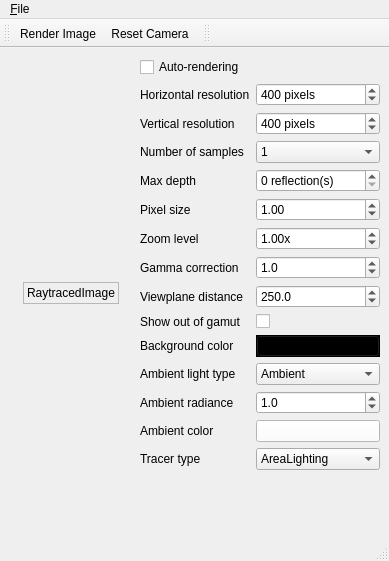
Above: lib/mainwindow.ui from thiagowfx/raytracer-lcg-2014 before the change. Below: the same form after it.
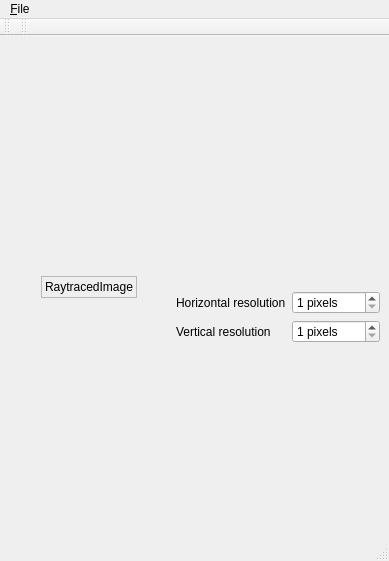
That is the form after the change. Icons and pictures are not drawn.

What changed in the file:
```diff
--- a/lib/mainwindow.ui
+++ b/lib/mainwindow.ui
@@ -37,16 +37,6 @@
       </property>
      </widget>
     </item>
-    <item row="0" column="1">
-     <widget class="QCheckBox" name="autoRenderingCheckBox">
-      <property name="enabled">
-       <bool>true</bool>
-      </property>
-      <property name="text">
-       <string>Auto-rendering</string>
-      </property>
-     </widget>
-    </item>
     <item row="1" column="1">
      <layout class="QFormLayout" name="formLayout">
       <property name="fieldGrowthPolicy">
@@ -68,14 +58,11 @@
          <number>1</number>
         </property>
         <property name="maximum">
-         <number>800</number>
+         <number>1000</number>
         </property>
         <property name="singleStep">
          <number>10</number>
         </property>
-        <property name="value">
-         <number>400</number>
-        </property>
        </widget>
       </item>
       <item row="1" column="0">
@@ -85,1162 +72,6 @@
         </property>
        </widget>
       </item>
-      <item row="2" column="0">
-       <widget class="QLabel" name="label_3">
-        <property name="text">
-         <string>Number of samples</string>
-        </property>
-       </widget>
-      </item>
-      <item row="4" column="0">
-       <widget class="QLabel" name="label_4">
-        <property name="text">
-         <string>Pixel size</string>
-        </property>
-       </widget>
-      </item>
-      <item row="4" column="1">
-       <widget class="QDoubleSpinBox" name="pixelSizeDoubleSpinBox">
-        <property name="minimum">
-         <double>0.050000000000000</double>
-        </property>
-        <property name="maximum">
-         <double>10.000000000000000</double>
-        </property>
-        <property name="singleStep">
-         <double>0.050000000000000</double>
-        </property>
-        <property name="value">
-         <double>1.000000000000000</double>
-        </property>
-       </widget>
-      </item>
-      <item row="5" column="0">
-       <widget class="QLabel" name="label_11">
-        <property name="text">
-         <string>Zoom level</string>
-        </property>
-       </widget>
-      </item>
-      <item row="5" column="1">
-       <widget class="QDoubleSpinBox" name="zoomDoubleSpinBox">
-        <property name="suffix">
-         <string>x</string>
-        </property>
-        <property name="minimum">
-         <double>0.010000000000000</double>
-        </property>
-        <property name="maximum">
-         <double>100.000000000000000</double>
-        </property>
-        <property name="value">
-         <double>1.000000000000000</double>
-        </property>
-       </widget>
-      </item>
-      <item row="6" column="0">
-       <widget class="QLabel" name="label_5">
-        <property name="text">
-         <string>Gamma correction</string>
-        </property>
-       </widget>
-      </item>
-      <item row="7" column="0">
-       <widget class="QLabel" name="label_12">
-        <property name="text">
-         <string>Viewplane distance</string>
-        </property>
-       </widget>
-      </item>
-      <item row="7" column="1">
-       <widget class="QDoubleSpinBox" name="viewPlaneDistanceDoubleSpinBox">
-        <property name="decimals">
-         <number>1</number>
-        </property>
-        <property name="minimum">
-         <double>1.000000000000000</double>
-        </property>
-        <property name="maximum">
-         <double>1000.000000000000000</double>
-        </property>
-        <property name="singleStep">
-         <double>5.000000000000000</double>
-        </property>
-        <property name="value">
-         <double>250.000000000000000</double>
-        </property>
-       </widget>
-      </item>
-      <item row="8" column="0">
-       <widget class="QLabel" name="label_9">
-        <property name="text">
-         <string>Show out of gamut</string>
-        </property>
-       </widget>
-      </item>
-      <item row="8" column="1">
-       <widget class="QCheckBox" name="outOfGamutCheckBox">
-        <property name="text">
-         <string/>
-        </property>
-       </widget>
-      </item>
-      <item row="9" column="0">
-       <widget class="QLabel" name="label_6">
-        <property name="text">
-         <string>Background color</string>
-        </property>
-       </widget>
-      </item>
-      <item row="9" column="1">
-       <widget class="QPushButton" name="backgroundColorPushButton">
-        <property name="palette">
-         <palette>
-          <active>
-           <colorrole role="WindowText">
-            <brush brushstyle="SolidPattern">
-             <color alpha="255">
-              <red>255</red>
-              <green>255</green>
-              <blue>255</blue>
-             </color>
-            </brush>
-           </colorrole>
-           <colorrole role="Button">
-            <brush brushstyle="SolidPattern">
-             <color alpha="255">
-              <red>0</red>
-              <green>0</green>
-              <blue>0</blue>
-             </color>
-            </brush>
-           </colorrole>
-           <colorrole role="Light">
-            <brush brushstyle="SolidPattern">
-             <color alpha="255">
-              <red>0</red>
-              <green>0</green>
-              <blue>0</blue>
-             </color>
-            </brush>
-           </colorrole>
-           <colorrole role="Midlight">
-            <brush brushstyle="SolidPattern">
-             <color alpha="255">
-              <red>0</red>
-              <green>0</green>
-              <blue>0</blue>
-             </color>
-            </brush>
-           </colorrole>
-           <colorrole role="Dark">
-            <brush brushstyle="SolidPattern">
-             <color alpha="255">
-              <red>0</red>
-              <green>0</green>
-              <blue>0</blue>
-             </color>
-            </brush>
-           </colorrole>
-           <colorrole role="Mid">
-            <brush brushstyle="SolidPattern">
-             <color alpha="255">
-              <red>0</red>
-              <green>0</green>
-              <blue>0</blue>
-             </color>
-            </brush>
-           </colorrole>
-           <colorrole role="Text">
-            <brush brushstyle="SolidPattern">
-             <color alpha="255">
-              <red>255</red>
-              <green>255</green>
-              <blue>255</blue>
-             </color>
-            </brush>
-           </colorrole>
-           <colorrole role="BrightText">
-            <brush brushstyle="SolidPattern">
-             <color alpha="255">
-              <red>255</red>
-              <green>255</green>
-              <blue>255</blue>
-             </color>
-            </brush>
-           </colorrole>
-           <colorrole role="ButtonText">
-            <brush brushstyle="SolidPattern">
-             <color alpha="255">
-              <red>255</red>
-              <green>255</green>
-              <blue>255</blue>
-             </color>
-            </brush>
-           </colorrole>
-           <colorrole role="Base">
-            <brush brushstyle="SolidPattern">
-             <color alpha="255">
-              <red>0</red>
-              <green>0</green>
-              <blue>0</blue>
-             </color>
-            </brush>
-           </colorrole>
-           <colorrole role="Window">
-            <brush brushstyle="SolidPattern">
-             <color alpha="255">
-              <red>0</red>
-              <green>0</green>
-              <blue>0</blue>
-             </color>
-            </brush>
-           </colorrole>
-           <colorrole role="Shadow">
-            <brush brushstyle="SolidPattern">
-             <color alpha="255">
-              <red>0</red>
-              <green>0</green>
-              <blue>0</blue>
-             </color>
-            </brush>
-           </colorrole>
-           <colorrole role="AlternateBase">
-            <brush brushstyle="SolidPattern">
-             <color alpha="255">
-              <red>0</red>
-              <green>0</green>
-              <blue>0</blue>
-             </color>
-            </brush>
-           </colorrole>
-           <colorrole role="ToolTipBase">
-            <brush brushstyle="SolidPattern">
-             <color alpha="255">
-              <red>255</red>
-              <green>255</green>
-              <blue>220</blue>
-             </color>
-            </brush>
-           </colorrole>
-           <colorrole role="ToolTipText">
-            <brush brushstyle="SolidPattern">
-             <color alpha="255">
-              <red>0</red>
-              <green>0</green>
-              <blue>0</blue>
-             </color>
-            </brush>
-           </colorrole>
-          </active>
-          <inactive>
-           <colorrole role="WindowText">
-            <brush brushstyle="SolidPattern">
-             <color alpha="255">
-              <red>255</red>
-              <green>255</green>
-              <blue>255</blue>
-             </color>
-            </brush>
-           </colorrole>
-           <colorrole role="Button">
-            <brush brushstyle="SolidPattern">
-             <color alpha="255">
-              <red>0</red>
-              <green>0</green>
-              <blue>0</blue>
-             </color>
-            </brush>
-           </colorrole>
-           <colorrole role="Light">
-            <brush brushstyle="SolidPattern">
-             <color alpha="255">
-              <red>0</red>
-              <green>0</green>
-              <blue>0</blue>
-             </color>
-            </brush>
-           </colorrole>
-           <colorrole role="Midlight">
-            <brush brushstyle="SolidPattern">
-             <color alpha="255">
-              <red>0</red>
-              <green>0</green>
-              <blue>0</blue>
-             </color>
-            </brush>
-           </colorrole>
-           <colorrole role="Dark">
-            <brush brushstyle="SolidPattern">
-             <color alpha="255">
-              <red>0</red>
-              <green>0</green>
-              <blue>0</blue>
-             </color>
-            </brush>
-           </colorrole>
-           <colorrole role="Mid">
-            <brush brushstyle="SolidPattern">
-             <color alpha="255">
-              <red>0</red>
-              <green>0</green>
-              <blue>0</blue>
-             </color>
-            </brush>
-           </colorrole>
-           <colorrole role="Text">
-            <brush brushstyle="SolidPattern">
-             <color alpha="255">
-              <red>255</red>
-              <green>255</green>
-              <blue>255</blue>
-             </color>
-            </brush>
-           </colorrole>
-           <colorrole role="BrightText">
-            <brush brushstyle="SolidPattern">
-             <color alpha="255">
-              <red>255</red>
-              <green>255</green>
-              <blue>255</blue>
-             </color>
-            </brush>
-           </colorrole>
-           <colorrole role="ButtonText">
-            <brush brushstyle="SolidPattern">
-             <color alpha="255">
-              <red>255</red>
-              <green>255</green>
-              <blue>255</blue>
-             </color>
-            </brush>
-           </colorrole>
-           <colorrole role="Base">
-            <brush brushstyle="SolidPattern">
-             <color alpha="255">
-              <red>0</red>
-              <green>0</green>
-              <blue>0</blue>
-             </color>
-            </brush>
-           </colorrole>
-           <colorrole role="Window">
-            <brush brushstyle="SolidPattern">
-             <color alpha="255">
-              <red>0</red>
-              <green>0</green>
-              <blue>0</blue>
-             </color>
-            </brush>
-           </colorrole>
-           <colorrole role="Shadow">
-            <brush brushstyle="SolidPattern">
-             <color alpha="255">
-              <red>0</red>
-              <green>0</green>
-              <blue>0</blue>
-             </color>
-            </brush>
-           </colorrole>
-           <colorrole role="AlternateBase">
-            <brush brushstyle="SolidPattern">
-             <color alpha="255">
-              <red>0</red>
-              <green>0</green>
-              <blue>0</blue>
-             </color>
-            </brush>
-           </colorrole>
-           <colorrole role="ToolTipBase">
-            <brush brushstyle="SolidPattern">
-             <color alpha="255">
-              <red>255</red>
-              <green>255</green>
-              <blue>220</blue>
-             </color>
-            </brush>
-           </colorrole>
-           <colorrole role="ToolTipText">
-            <brush brushstyle="SolidPattern">
-             <color alpha="255">
-              <red>0</red>
-              <green>0</green>
-              <blue>0</blue>
-             </color>
-            </brush>
-           </colorrole>
-          </inactive>
-          <disabled>
-           <colorrole role="WindowText">
-            <brush brushstyle="SolidPattern">
-             <color alpha="255">
-              <red>0</red>
-              <green>0</green>
-              <blue>0</blue>
-             </color>
-            </brush>
-           </colorrole>
-           <colorrole role="Button">
-            <brush brushstyle="SolidPattern">
-             <color alpha="255">
-              <red>0</red>
-              <green>0</green>
-              <blue>0</blue>
-             </color>
-            </brush>
-           </colorrole>
-           <colorrole role="Light">
-            <brush brushstyle="SolidPattern">
-             <color alpha="255">
-              <red>0</red>
-              <green>0</green>
-              <blue>0</blue>
-             </color>
-            </brush>
-           </colorrole>
-           <colorrole role="Midlight">
-            <brush brushstyle="SolidPattern">
-             <color alpha="255">
-              <red>0</red>
-              <green>0</green>
-              <blue>0</blue>
-             </color>
-            </brush>
-           </colorrole>
-           <colorrole role="Dark">
-            <brush brushstyle="SolidPattern">
-             <color alpha="255">
-              <red>0</red>
-              <green>0</green>
-              <blue>0</blue>
-             </color>
-            </brush>
-           </colorrole>
-           <colorrole role="Mid">
-            <brush brushstyle="SolidPattern">
-             <color alpha="255">
-              <red>0</red>
-              <green>0</green>
-              <blue>0</blue>
-             </color>
-            </brush>
-           </colorrole>
-           <colorrole role="Text">
-            <brush brushstyle="SolidPattern">
-             <color alpha="255">
-              <red>0</red>
-              <green>0</green>
-              <blue>0</blue>
-             </color>
-            </brush>
-           </colorrole>
-           <colorrole role="BrightText">
-            <brush brushstyle="SolidPattern">
-             <color alpha="255">
-              <red>255</red>
-              <green>255</green>
-              <blue>255</blue>
-             </color>
-            </brush>
-           </colorrole>
-           <colorrole role="ButtonText">
-            <brush brushstyle="SolidPattern">
-             <color alpha="255">
-              <red>0</red>
-              <green>0</green>
-              <blue>0</blue>
-             </color>
-            </brush>
-           </colorrole>
-           <colorrole role="Base">
-            <brush brushstyle="SolidPattern">
-             <color alpha="255">
-              <red>0</red>
-              <green>0</green>
-              <blue>0</blue>
-             </color>
-            </brush>
-           </colorrole>
-           <colorrole role="Window">
-            <brush brushstyle="SolidPattern">
-             <color alpha="255">
-              <red>0</red>
-              <green>0</green>
-              <blue>0</blue>
-             </color>
-            </brush>
-           </colorrole>
-           <colorrole role="Shadow">
-            <brush brushstyle="SolidPattern">
-             <color alpha="255">
-              <red>0</red>
-              <green>0</green>
-              <blue>0</blue>
-             </color>
-            </brush>
-           </colorrole>
-           <colorrole role="AlternateBase">
-            <brush brushstyle="SolidPattern">
-             <color alpha="255">
-              <red>0</red>
-              <green>0</green>
-              <blue>0</blue>
-             </color>
-            </brush>
-           </colorrole>
-           <colorrole role="ToolTipBase">
-            <brush brushstyle="SolidPattern">
-             <color alpha="255">
-              <red>255</red>
-              <green>255</green>
-              <blue>220</blue>
-             </color>
-            </brush>
-           </colorrole>
-           <colorrole role="ToolTipText">
-            <brush brushstyle="SolidPattern">
-             <color alpha="255">
-              <red>0</red>
-              <green>0</green>
-              <blue>0</blue>
-             </color>
-            </brush>
-           </colorrole>
-          </disabled>
-         </palette>
-        </property>
-        <property name="autoFillBackground">
-         <bool>true</bool>
-        </property>
-        <property name="text">
-         <string/>
-        </property>
-       </widget>
-      </item>
-      <item row="11" column="0">
-       <widget class="QLabel" name="label_7">
-        <property name="text">
-         <string>Ambient radiance</string>
-        </property>
-       </widget>
-      </item>
-      <item row="11" column="1">
-       <widget class="QDoubleSpinBox" name="ambientRadianceDoubleSpinBox">
-        <property name="decimals">
-         <number>1</number>
-        </property>
-        <property name="minimum">
-         <double>0.100000000000000</double>
-        </property>
-        <property name="maximum">
-         <double>10.000000000000000</double>
-        </property>
-        <property name="singleStep">
-         <double>0.100000000000000</double>
-        </property>
-        <property name="value">
-         <double>1.000000000000000</double>
-        </property>
-       </widget>
-      </item>
-      <item row="12" column="0">
-       <widget class="QLabel" name="label_10">
-        <property name="text">
-         <string>Ambient color</string>
-        </property>
-       </widget>
-      </item>
-      <item row="12" column="1">
-       <widget class="QPushButton" name="ambientColorPushButton">
-        <property name="palette">
-         <palette>
-          <active>
-           <colorrole role="WindowText">
-            <brush brushstyle="SolidPattern">
-             <color alpha="255">
-              <red>0</red>
-              <green>0</green>
-              <blue>0</blue>
-             </color>
-            </brush>
-           </colorrole>
-           <colorrole role="Button">
-            <brush brushstyle="SolidPattern">
-             <color alpha="255">
-              <red>255</red>
-              <green>255</green>
-              <blue>255</blue>
-             </color>
-            </brush>
-           </colorrole>
-           <colorrole role="Light">
-            <brush brushstyle="SolidPattern">
-             <color alpha="255">
-              <red>255</red>
-              <green>255</green>
-              <blue>255</blue>
-             </color>
-            </brush>
-           </colorrole>
-           <colorrole role="Midlight">
-            <brush brushstyle="SolidPattern">
-             <color alpha="255">
-              <red>255</red>
-              <green>255</green>
-              <blue>255</blue>
-             </color>
-            </brush>
-           </colorrole>
-           <colorrole role="Dark">
-            <brush brushstyle="SolidPattern">
-             <color alpha="255">
-              <red>127</red>
-              <green>127</green>
-              <blue>127</blue>
-             </color>
-            </brush>
-           </colorrole>
-           <colorrole role="Mid">
-            <brush brushstyle="SolidPattern">
-             <color alpha="255">
-              <red>170</red>
-              <green>170</green>
-              <blue>170</blue>
-             </color>
-            </brush>
-           </colorrole>
-           <colorrole role="Text">
-            <brush brushstyle="SolidPattern">
-             <color alpha="255">
-              <red>0</red>
-              <green>0</green>
-              <blue>0</blue>
-             </color>
-            </brush>
-           </colorrole>
-           <colorrole role="BrightText">
-            <brush brushstyle="SolidPattern">
-             <color alpha="255">
-              <red>255</red>
-              <green>255</green>
-              <blue>255</blue>
-             </color>
-            </brush>
-           </colorrole>
-           <colorrole role="ButtonText">
-            <brush brushstyle="SolidPattern">
-             <color alpha="255">
-              <red>0</red>
-              <green>0</green>
-              <blue>0</blue>
-             </color>
-            </brush>
-           </colorrole>
-           <colorrole role="Base">
-            <brush brushstyle="SolidPattern">
-             <color alpha="255">
-              <red>255</red>
-              <green>255</green>
-              <blue>255</blue>
-             </color>
-            </brush>
-           </colorrole>
-           <colorrole role="Window">
-            <brush brushstyle="SolidPattern">
-             <color alpha="255">
-              <red>255</red>
-              <green>255</green>
-              <blue>255</blue>
-             </color>
-            </brush>
-           </colorrole>
-           <colorrole role="Shadow">
-            <brush brushstyle="SolidPattern">
-             <color alpha="255">
-              <red>0</red>
-              <green>0</green>
-              <blue>0</blue>
-             </color>
-            </brush>
-           </colorrole>
-           <colorrole role="AlternateBase">
-            <brush brushstyle="SolidPattern">
-             <color alpha="255">
-              <red>255</red>
-              <green>255</green>
-              <blue>255</blue>
-             </color>
-            </brush>
-           </colorrole>
-           <colorrole role="ToolTipBase">
-            <brush brushstyle="SolidPattern">
-             <color alpha="255">
-              <red>255</red>
-              <green>255</green>
-              <blue>220</blue>
-             </color>
-            </brush>
-           </colorrole>
-           <colorrole role="ToolTipText">
-            <brush brushstyle="SolidPattern">
-             <color alpha="255">
-              <red>0</red>
-              <green>0</green>
-              <blue>0</blue>
-             </color>
-            </brush>
-           </colorrole>
-          </active>
-          <inactive>
-           <colorrole role="WindowText">
-            <brush brushstyle="SolidPattern">
-             <color alpha="255">
-              <red>0</red>
-              <green>0</green>
-              <blue>0</blue>
-             </color>
-            </brush>
-           </colorrole>
-           <colorrole role="Button">
-            <brush brushstyle="SolidPattern">
-             <color alpha="255">
-              <red>255</red>
-              <green>255</green>
-              <blue>255</blue>
-             </color>
-            </brush>
-           </colorrole>
-           <colorrole role="Light">
-            <brush brushstyle="SolidPattern">
-             <color alpha="255">
-              <red>255</red>
-              <green>255</green>
-              <blue>255</blue>
-             </color>
-            </brush>
-           </colorrole>
-           <colorrole role="Midlight">
-            <brush brushstyle="SolidPattern">
-             <color alpha="255">
-              <red>255</red>
-              <green>255</green>
-              <blue>255</blue>
-             </color>
-            </brush>
-           </colorrole>
-           <colorrole role="Dark">
-            <brush brushstyle="SolidPattern">
-             <color alpha="255">
-              <red>127</red>
-              <green>127</green>
-              <blue>127</blue>
-             </color>
-            </brush>
-           </colorrole>
-           <colorrole role="Mid">
-            <brush brushstyle="SolidPattern">
-             <color alpha="255">
-              <red>170</red>
-              <green>170</green>
-              <blue>170</blue>
-             </color>
-            </brush>
-           </colorrole>
-           <colorrole role="Text">
-            <brush brushstyle="SolidPattern">
-             <color alpha="255">
-              <red>0</red>
-              <green>0</green>
-              <blue>0</blue>
-             </color>
-            </brush>
-           </colorrole>
-           <colorrole role="BrightText">
-            <brush brushstyle="SolidPattern">
-             <color alpha="255">
-              <red>255</red>
-              <green>255</green>
-              <blue>255</blue>
-             </color>
-            </brush>
-           </colorrole>
-           <colorrole role="ButtonText">
-            <brush brushstyle="SolidPattern">
-             <color alpha="255">
-              <red>0</red>
-              <green>0</green>
-              <blue>0</blue>
-             </color>
-            </brush>
-           </colorrole>
-           <colorrole role="Base">
-            <brush brushstyle="SolidPattern">
-             <color alpha="255">
-              <red>255</red>
-              <green>255</green>
-              <blue>255</blue>
-             </color>
-            </brush>
-           </colorrole>
-           <colorrole role="Window">
-            <brush brushstyle="SolidPattern">
-             <color alpha="255">
-              <red>255</red>
-              <green>255</green>
-              <blue>255</blue>
-             </color>
-            </brush>
-           </colorrole>
-           <colorrole role="Shadow">
-            <brush brushstyle="SolidPattern">
-             <color alpha="255">
-              <red>0</red>
-              <green>0</green>
-              <blue>0</blue>
-             </color>
-            </brush>
-           </colorrole>
-           <colorrole role="AlternateBase">
-            <brush brushstyle="SolidPattern">
-             <color alpha="255">
-              <red>255</red>
-              <green>255</green>
-              <blue>255</blue>
-             </color>
-            </brush>
-           </colorrole>
-           <colorrole role="ToolTipBase">
-            <brush brushstyle="SolidPattern">
-             <color alpha="255">
-              <red>255</red>
-              <green>255</green>
-              <blue>220</blue>
-             </color>
-            </brush>
-           </colorrole>
-           <colorrole role="ToolTipText">
-            <brush brushstyle="SolidPattern">
-             <color alpha="255">
-              <red>0</red>
-              <green>0</green>
-              <blue>0</blue>
-             </color>
-            </brush>
-           </colorrole>
-          </inactive>
-          <disabled>
-           <colorrole role="WindowText">
-            <brush brushstyle="SolidPattern">
-             <color alpha="255">
-              <red>127</red>
-              <green>127</green>
-              <blue>127</blue>
-             </color>
-            </brush>
-           </colorrole>
-           <colorrole role="Button">
-            <brush brushstyle="SolidPattern">
-             <color alpha="255">
-              <red>255</red>
-              <green>255</green>
-              <blue>255</blue>
-             </color>
-            </brush>
-           </colorrole>
-           <colorrole role="Light">
-            <brush brushstyle="SolidPattern">
-             <color alpha="255">
-              <red>255</red>
-              <green>255</green>
-              <blue>255</blue>
-             </color>
-            </brush>
-           </colorrole>
-           <colorrole role="Midlight">
-            <brush brushstyle="SolidPattern">
-             <color alpha="255">
-              <red>255</red>
-              <green>255</green>
-              <blue>255</blue>
-             </color>
-            </brush>
-           </colorrole>
-           <colorrole role="Dark">
-            <brush brushstyle="SolidPattern">
-             <color alpha="255">
-              <red>127</red>
-              <green>127</green>
-              <blue>127</blue>
-             </color>
-            </brush>
-           </colorrole>
-           <colorrole role="Mid">
-            <brush brushstyle="SolidPattern">
-             <color alpha="255">
-              <red>170</red>
-              <green>170</green>
-              <blue>170</blue>
-             </color>
-            </brush>
-           </colorrole>
-           <colorrole role="Text">
-            <brush brushstyle="SolidPattern">
-             <color alpha="255">
-              <red>127</red>
-              <green>127</green>
-              <blue>127</blue>
-             </color>
-            </brush>
-           </colorrole>
-           <colorrole role="BrightText">
-            <brush brushstyle="SolidPattern">
-             <color alpha="255">
-              <red>255</red>
-              <green>255</green>
-              <blue>255</blue>
-             </color>
-            </brush>
-           </colorrole>
-           <colorrole role="ButtonText">
-            <brush brushstyle="SolidPattern">
-             <color alpha="255">
-              <red>127</red>
-              <green>127</green>
-              <blue>127</blue>
-             </color>
-            </brush>
-           </colorrole>
-           <colorrole role="Base">
-            <brush brushstyle="SolidPattern">
-             <color alpha="255">
-              <red>255</red>
-              <green>255</green>
-              <blue>255</blue>
-             </color>
-            </brush>
-           </colorrole>
-           <colorrole role="Window">
-            <brush brushstyle="SolidPattern">
-             <color alpha="255">
-              <red>255</red>
-              <green>255</green>
-              <blue>255</blue>
-             </color>
-            </brush>
-           </colorrole>
-           <colorrole role="Shadow">
-            <brush brushstyle="SolidPattern">
-             <color alpha="255">
-              <red>0</red>
-              <green>0</green>
-              <blue>0</blue>
-             </color>
-            </brush>
-           </colorrole>
-           <colorrole role="AlternateBase">
-            <brush brushstyle="SolidPattern">
-             <color alpha="255">
-              <red>255</red>
-              <green>255</green>
-              <blue>255</blue>
-             </color>
-            </brush>
-           </colorrole>
-           <colorrole role="ToolTipBase">
-            <brush brushstyle="SolidPattern">
-             <color alpha="255">
-              <red>255</red>
-              <green>255</green>
-              <blue>220</blue>
-             </color>
-            </brush>
-           </colorrole>
-           <colorrole role="ToolTipText">
-            <brush brushstyle="SolidPattern">
-             <color alpha="255">
-              <red>0</red>
-              <green>0</green>
-              <blue>0</blue>
-             </color>
-            </brush>
-           </colorrole>
-          </disabled>
-         </palette>
-        </property>
-        <property name="text">
-         <string/>
-        </property>
-       </widget>
-      </item>
-      <item row="13" column="0">
-       <widget class="QLabel" name="label_8">
-        <property name="text">
-         <string>Tracer type</string>
-        </property>
-       </widget>
-      </item>
-      <item row="13" column="1">
-       <widget class="QComboBox" name="tracerComboBox">
-        <item>
-         <property name="text">
-          <string>AreaLighting</string>
-         </property>
-        </item>
-        <item>
-         <property name="text">
-          <string>Whitted</string>
-         </property>
-        </item>
-        <item>
-         <property name="text">
-          <string>MultipleObjects</string>
-         </property>
-        </item>
-       </widget>
-      </item>
-      <item row="6" column="1">
-       <widget class="QDoubleSpinBox" name="gammaCorrectionDoubleSpinBox">
-        <property name="decimals">
-         <number>1</number>
-        </property>
-        <property name="minimum">
-         <double>0.100000000000000</double>
-        </property>
-        <property name="maximum">
-         <double>3.000000000000000</double>
-        </property>
-        <property name="singleStep">
-         <double>0.100000000000000</double>
-        </property>
-        <property name="value">
-         <double>1.000000000000000</double>
-        </property>
-       </widget>
-      </item>
-      <item row="10" column="0">
-       <widget class="QLabel" name="label_13">
-        <property name="text">
-         <string>Ambient light type</string>
-        </property>
-       </widget>
-      </item>
-      <item row="10" column="1">
-       <widget class="QComboBox" name="ambientLightComboBox">
-        <item>
-         <property name="text">
-          <string>Ambient</string>
-         </property>
-        </item>
-        <item>
-         <property name="text">
-          <string>AmbientOccluder</string>
-         </property>
-        </item>
-       </widget>
-      </item>
-      <item row="3" column="0">
-       <widget class="QLabel" name="label_14">
-        <property name="text">
-         <string>Max depth</string>
-        </property>
-       </widget>
-      </item>
-      <item row="3" column="1">
-       <widget class="QSpinBox" name="maxDepthSpinBox">
-        <property name="suffix">
-         <string> reflection(s)</string>
-        </property>
-        <property name="minimum">
-         <number>0</number>
-        </property>
-        <property name="maximum">
-         <number>30</number>
-        </property>
-        <property name="value">
-         <number>0</number>
-        </property>
-       </widget>
-      </item>
-      <item row="2" column="1">
-       <widget class="QComboBox" name="numberOfSamplesComboBox">
-        <property name="editable">
-         <bool>false</bool>
-        </property>
-        <property name="currentIndex">
-         <number>0</number>
-        </property>
-        <item>
-         <property name="text">
-          <string>1</string>
-         </property>
-        </item>
-        <item>
-         <property name="text">
-          <string>2</string>
-         </property>
-        </item>
-        <item>
-         <property name="text">
-          <string>3</string>
-         </property>
-        </item>
-        <item>
-         <property name="text">
-          <string>4</string>
-         </property>
-        </item>
-        <item>
-         <property name="text">
-          <string>8</string>
-         </property>
-        </item>
-        <item>
-         <property name="text">
-          <string>10</string>
-         </property>
-        </item>
-        <item>
-         <property name="text">
-          <string>16</string>
-         </property>
-        </item>
-        <item>
-         <property name="text">
-          <string>32</string>
-         </property>
-        </item>
-        <item>
-         <property name="text">
-          <string>64</string>
-         </property>
-        </item>
-        <item>
-         <property name="text">
-          <string>100</string>
-         </property>
-        </item>
-        <item>
-         <property name="text">
-          <string>128</string>
-         </property>
-        </item>
-        <item>
-         <property name="text">
-          <string>200</string>
-         </property>
-        </item>
-        <item>
-         <property name="text">
-          <string>256</string>
-         </property>
-        </item>
-        <item>
-         <property name="text">
-          <string>512</string>
-         </property>
-        </item>
-       </widget>
-      </item>
       <item row="1" column="1">
        <widget class="QSpinBox" name="verticalResolutionSpinBox">
         <property name="suffix">
@@ -1250,14 +81,11 @@
          <number>1</number>
         </property>
         <property name="maximum">
-         <number>800</number>
+         <number>1000</number>
         </property>
         <property name="singleStep">
          <number>10</number>
         </property>
-        <property name="value">
-         <number>400</number>
-        </property>
        </widget>
       </item>
      </layout>
@@ -1295,8 +123,6 @@
    <attribute name="toolBarBreak">
     <bool>false</bool>
    </attribute>
-   <addaction name="actionRender"/>
-   <addaction name="actionReset_camera"/>
   </widget>
   <widget class="QToolBar" name="toolBar_2">
    <property name="windowTitle">
@@ -1309,60 +135,6 @@
     <bool>false</bool>
    </attribute>
   </widget>
-  <action name="actionQuit">
-   <property name="icon">
-    <iconset resource="resources.qrc">
-     <normaloff>:/assets/assets/actions-dialog-close-icon-32x32.png</normaloff>:/assets/assets/actions-dialog-close-icon-32x32.png</iconset>
-   </property>
-   <property name="text">
-    <string>&amp;Quit</string>
-   </property>
-   <property name="shortcut">
-    <string>Ctrl+Q</string>
-   </property>
-  </action>
-  <action name="actionSave_PNG_Image">
-   <property name="icon">
-    <iconset resource="resources.qrc">
-     <normaloff>:/assets/assets/document-save-as-32x32.png</normaloff>:/assets/assets/document-save-as-32x32.png</iconset>
-   </property>
-   <property name="text">
-    <string>&amp;Export Image</string>
-   </property>
-   <property name="shortcut">
-    <string>Ctrl+S</string>
-   </property>
-  </action>
-  <action name="actionRender">
-   <property name="icon">
-    <iconset resource="resources.qrc">
-     <normaloff>:/assets/assets/view-refresh-32x32.png</normaloff>:/assets/assets/view-refresh-32x32.png</iconset>
-   </property>
-   <property name="text">
-    <string>Render Image</string>
-   </property>
-   <property name="shortcut">
-    <string>F5</string>
-   </property>
-  </action>
-  <action name="actionAbout_Qt">
-   <property name="icon">
-    <iconset resource="resources.qrc">
-     <normaloff>:/assets/assets/help-about-32x32.png</normaloff>:/assets/assets/help-about-32x32.png</iconset>
-   </property>
-   <property name="text">
-    <string>About Qt</string>
-   </property>
-  </action>
-  <action name="actionReset_camera">
-   <property name="icon">
-    <iconset resource="resources.qrc">
-     <normaloff>:/assets/assets/arrow-left-double-32x32.png</normaloff>:/assets/assets/arrow-left-double-32x32.png</iconset>
-   </property>
-   <property name="text">
-    <string>Reset Camera</string>
-   </property>
-  </action>
  </widget>
  <resources>
   <include location="resources.qrc"/>
```
Left out of the diff: 236 changed lines with no effect on the pictures.
